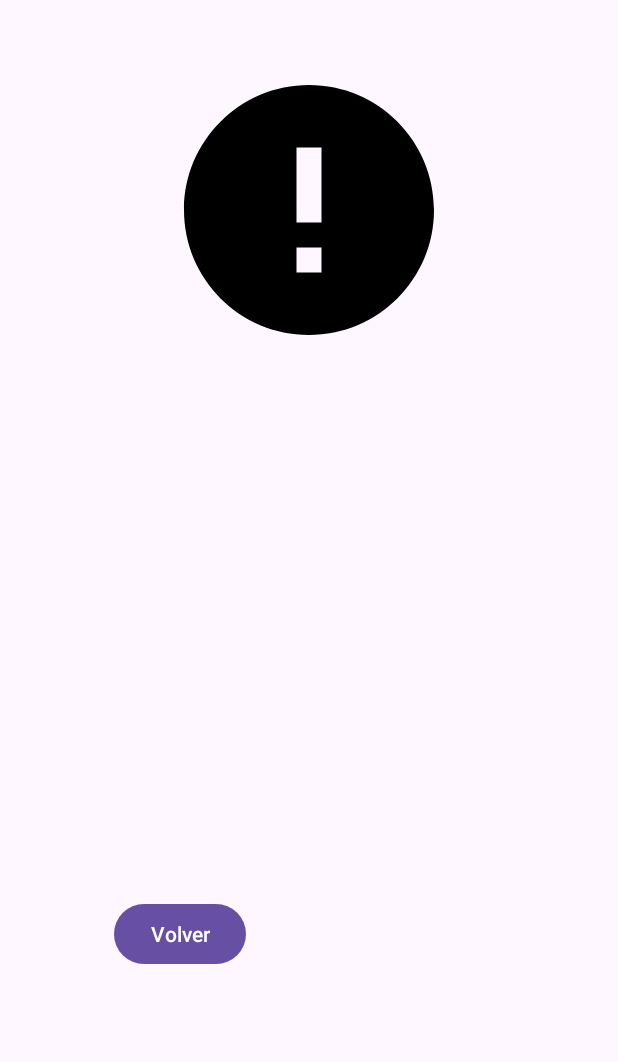
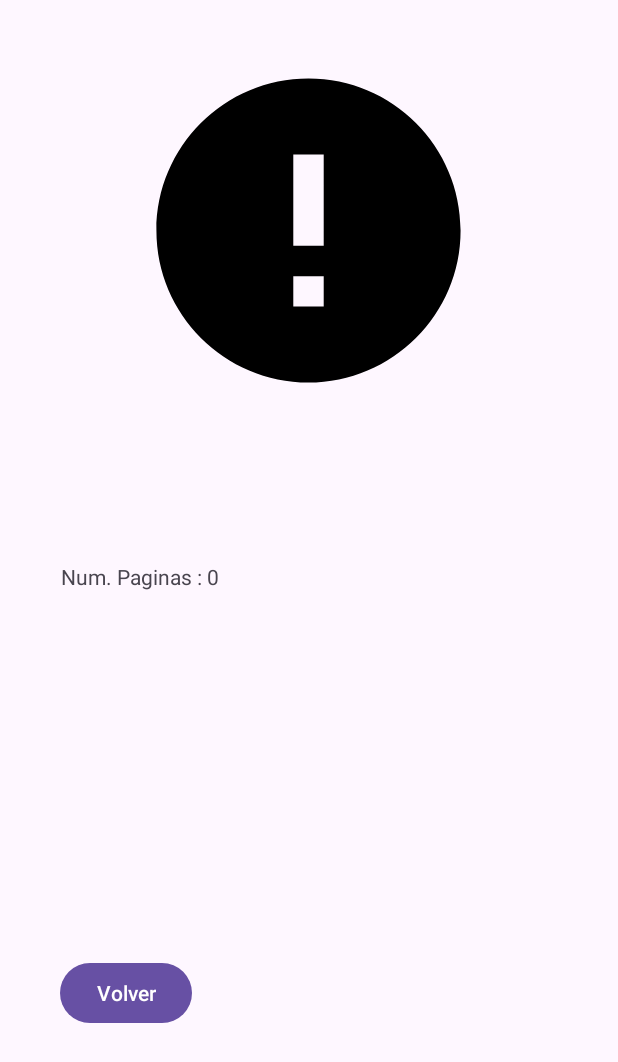
Before and after one commit to miludCifp/AppListadoLibros, an Android app: the DetallesLibro screen opened directly, with no data from a screen before it, on a phone screen of 412 x 824 dp. Shown: the top 1062 px of the screen. Run offline under Robolectric (Android 15) with nearby library versions, the phone set to English and light mode, and no system bars.

Commit message:
Actividad Libros y sus detalles - Final

```diff
--- a/app/src/main/java/com/cifpceuta/applistadolibros/DetallesLibro.java
+++ b/app/src/main/java/com/cifpceuta/applistadolibros/DetallesLibro.java
@@ -25,7 +25,8 @@ public class DetallesLibro extends AppCompatActivity {
         if (extra !=null){
             imgPortadaLibro.setImageResource(extra.getIntExtra("extra_imagen", R.drawable.error_24));
             tituloLibro.setText(extra.getStringExtra("extra_titulo"));
-            numPaginas.setText(extra.getStringExtra("extra_paginas"));
+            int numPaginasInt = extra.getIntExtra("extra_paginas",0);
+            numPaginas.setText(numPaginas.getText()+ " : " + numPaginasInt);
             descripcion.setText(extra.getStringExtra("extra_descripcion"));
         }
     }
--- a/app/src/main/res/layout/activity_detalles_libro.xml
+++ b/app/src/main/res/layout/activity_detalles_libro.xml
@@ -1,46 +1,53 @@
 <?xml version="1.0" encoding="utf-8"?>
-<LinearLayout xmlns:android="http://schemas.android.com/apk/res/android"
+<androidx.constraintlayout.widget.ConstraintLayout xmlns:android="http://schemas.android.com/apk/res/android"
     xmlns:app="http://schemas.android.com/apk/res-auto"
     xmlns:tools="http://schemas.android.com/tools"
     android:layout_width="match_parent"
     android:layout_height="match_parent"
     tools:context=".DetallesLibro">
 
-    <LinearLayout
-        android:layout_width="match_parent"
-        android:layout_height="match_parent"
-        android:orientation="vertical">
-        <LinearLayout
-            android:layout_width="260dp"
-            android:layout_height="match_parent"
-            android:orientation="vertical"
-            android:layout_gravity="center">
-
     <ImageView
         android:id="@+id/imgVwLibro"
-                android:layout_width="match_parent"
-                android:layout_height="200dp"
+        android:layout_width="250dp"
+        android:layout_height="243dp"
         android:layout_gravity="center"
-                android:layout_marginTop="40dp" />
+        android:layout_marginTop="32dp"
+        app:layout_constraintEnd_toEndOf="parent"
+        app:layout_constraintHorizontal_bias="0.496"
+        app:layout_constraintStart_toStartOf="parent"
+        app:layout_constraintTop_toTopOf="parent" />
 
     <TextView
         android:id="@+id/tvTituloLibro"
-                android:layout_width="match_parent"
-                android:layout_height="wrap_content"
-                android:layout_marginTop="50dp"
-                android:text="Lenguajes de marcas y sistemas de gestion de informacion" />
+        android:layout_width="350dp"
+        android:layout_height="47dp"
+        android:layout_marginTop="24dp"
+        android:text="Lenguajes de marcas y sistemas de gestion de informacion"
+        app:layout_constraintEnd_toEndOf="parent"
+        app:layout_constraintHorizontal_bias="0.655"
+        app:layout_constraintStart_toStartOf="parent"
+        app:layout_constraintTop_toBottomOf="@+id/imgVwLibro" />
 
     <TextView
         android:id="@+id/tvNumPaginas"
-                android:layout_width="match_parent"
-                android:layout_height="wrap_content"
-                android:layout_marginTop="20dp"
-                android:text="Num. Paginas" />
+        android:layout_width="351dp"
+        android:layout_height="27dp"
+        android:layout_marginTop="28dp"
+        android:text="Num. Paginas"
+        app:layout_constraintEnd_toEndOf="parent"
+        app:layout_constraintHorizontal_bias="0.666"
+        app:layout_constraintStart_toStartOf="parent"
+        app:layout_constraintTop_toBottomOf="@+id/tvTituloLibro" />
 
     <ScrollView
-                android:layout_width="match_parent"
-                android:layout_height="200dp"
-                android:layout_marginTop="20dp">
+        android:id="@+id/scrollView2"
+        android:layout_width="328dp"
+        android:layout_height="164dp"
+        android:layout_marginTop="40dp"
+        app:layout_constraintEnd_toEndOf="parent"
+        app:layout_constraintHorizontal_bias="0.481"
+        app:layout_constraintStart_toStartOf="parent"
+        app:layout_constraintTop_toBottomOf="@+id/tvNumPaginas">
 
         <TextView
             android:id="@+id/tvDescripcionLibro"
@@ -54,13 +61,12 @@
         android:id="@+id/btnVolver"
         android:layout_width="wrap_content"
         android:layout_height="wrap_content"
-                android:layout_marginTop="30dp"
+        android:layout_marginStart="40dp"
+        android:layout_marginTop="32dp"
         android:onClick="volverPagLibros"
-                android:text="Volver" />
+        android:text="Volver"
+        app:layout_constraintStart_toStartOf="parent"
+        app:layout_constraintTop_toBottomOf="@+id/scrollView2" />
 
 
-        </LinearLayout>
-
-    </LinearLayout>
-
-</LinearLayout>
+</androidx.constraintlayout.widget.ConstraintLayout>
```
Lines whose indentation alone changed are shown as unchanged.
